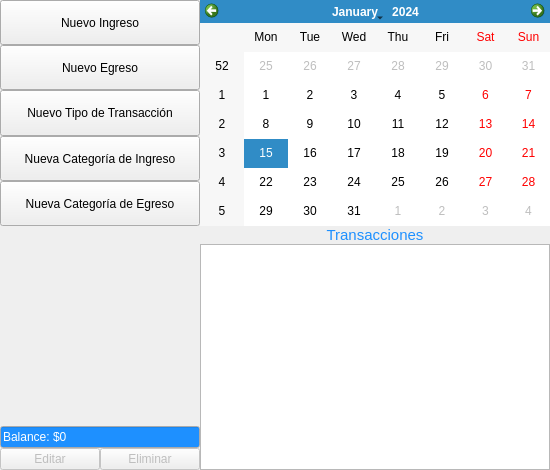
Before: the Qt Designer form ui/principal.ui in JPpellegrini/controlador_finanzas, drawn with Qt 5.
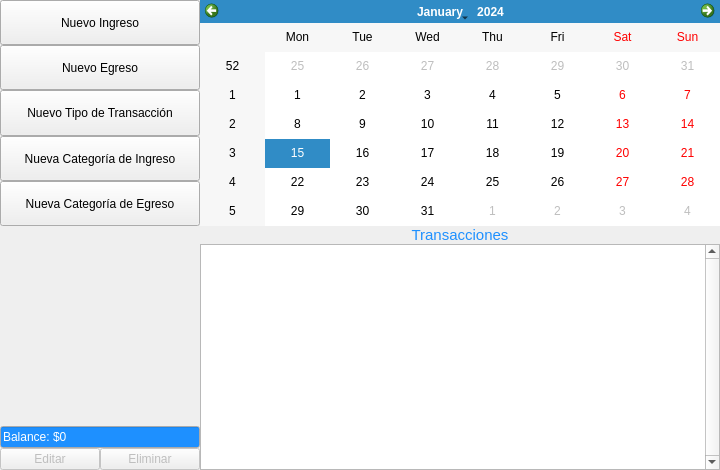
After: the same form once the commit is applied.

Commit message: Modifico tamaño de ventana para visualizar la tabla correctamente

Patch:
```diff
--- a/ui/principal.ui
+++ b/ui/principal.ui
@@ -6,19 +6,19 @@
    <rect>
     <x>0</x>
     <y>0</y>
-    <width>550</width>
+    <width>720</width>
     <height>470</height>
    </rect>
   </property>
   <property name="minimumSize">
    <size>
-    <width>550</width>
+    <width>720</width>
     <height>470</height>
    </size>
   </property>
   <property name="maximumSize">
    <size>
-    <width>550</width>
+    <width>750</width>
     <height>470</height>
    </size>
   </property>
@@ -324,6 +324,9 @@
         </item>
         <item>
          <widget class="QTableView" name="table_transaccion">
+          <property name="verticalScrollBarPolicy">
+           <enum>Qt::ScrollBarAlwaysOn</enum>
+          </property>
           <property name="selectionMode">
            <enum>QAbstractItemView::SingleSelection</enum>
           </property>
```
Left out of the diff: 6 changed lines with no effect on the pictures.
